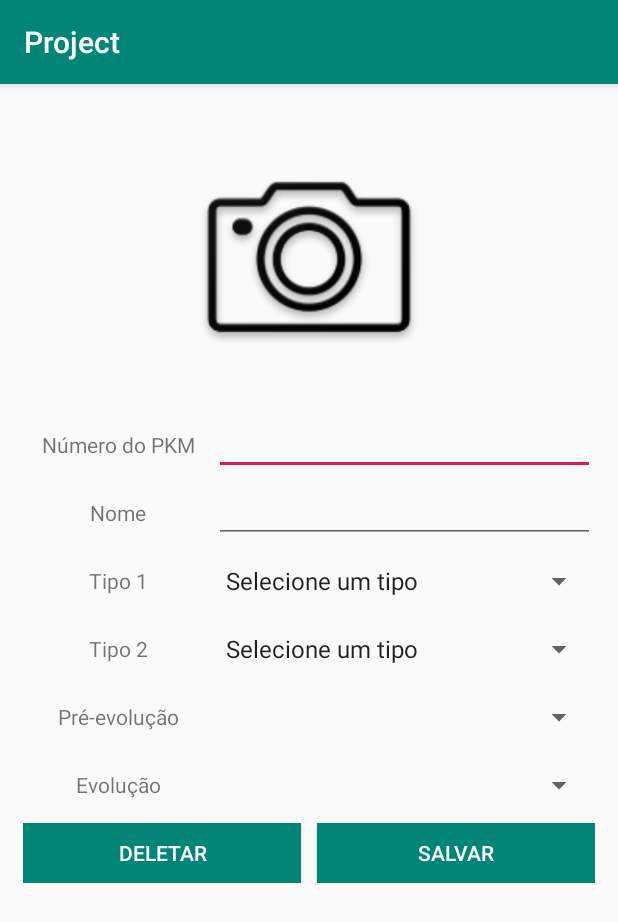
After one commit to GabrielPerico/PrejetoAndroidStudio, an Android app: the CadastroPokemon screen opened directly, with no data from a screen before it, on a phone screen of 412 x 824 dp. The commit adds this screen. Shown: the top 922 px of the screen. Run offline under Robolectric (Android 15) with nearby library versions, the phone set to English and light mode, and no system bars; Roboto replaces fonts that are not available here.

```diff
--- a/app/src/main/AndroidManifest.xml
+++ b/app/src/main/AndroidManifest.xml
@@ -3,6 +3,9 @@
     package="com.edu.senac.projetinho">
 
     <uses-permission android:name="android.permission.CAMERA" />
+    <uses-permission android:name="android.permission.READ_EXTERNAL_STORAGE" />
+    <uses-permission android:name="android.permission.WRITE_EXTERNAL_STORAGE" />
+
 
     <uses-feature
         android:name="android.hardware.camera2.any"
@@ -18,7 +21,8 @@
         android:roundIcon="@mipmap/ic_launcher_round"
         android:supportsRtl="true"
         android:theme="@style/AppTheme">
-        <activity android:name=".ui.CadastroProduto"></activity>
+        <activity android:name=".ui.CadastroPokemon"></activity>
+        <activity android:name=".ui.CadastroProduto" />
         <activity
             android:name=".ui.ListaDeProdutos"
             android:label="@string/title_activity_lista_de_produtos"
--- a/app/src/main/java/com/edu/senac/projetinho/ui/Principal.java
+++ b/app/src/main/java/com/edu/senac/projetinho/ui/Principal.java
@@ -50,4 +50,9 @@
         Intent i = new Intent(this, ListaDeProdutos.class);
         startActivity(i);
     }
+
+    public void irParaPokedex(View v){
+        Intent i = new Intent(this,CadastroPokemon.class);
+        startActivity(i);
+    }
 }
--- /dev/null
+++ b/app/src/main/res/layout/activity_cadastro_pokemon.xml
@@ -0,0 +1,167 @@
+<?xml version="1.0" encoding="utf-8"?>
+<ScrollView xmlns:android="http://schemas.android.com/apk/res/android"
+    xmlns:app="http://schemas.android.com/apk/res-auto"
+    xmlns:tools="http://schemas.android.com/tools"
+    android:layout_width="match_parent"
+    android:layout_margin="15dp"
+    android:layout_height="match_parent"
+    tools:context=".ui.CadastroPokemon">
+
+    <LinearLayout
+        android:layout_width="match_parent"
+        android:layout_height="match_parent"
+        android:orientation="vertical">
+
+        <ImageView
+            android:id="@+id/imgPkm"
+            android:layout_width="match_parent"
+            android:layout_marginBottom="5dp"
+            android:layout_height="200dp"
+            android:onClick="pegarImagem"
+            app:srcCompat="@drawable/download"
+            tools:srcCompat="@drawable/download" />
+
+        <LinearLayout
+            android:layout_width="match_parent"
+            android:layout_height="40dp"
+            android:layout_marginBottom="5dp"
+            android:orientation="horizontal">
+            <TextView
+                android:layout_width="match_parent"
+                android:layout_height="match_parent"
+                android:layout_weight="2"
+                android:gravity="center"
+                android:text="Número do PKM" />
+
+            <EditText
+                android:id="@+id/numeroPKM"
+                android:layout_width="match_parent"
+                android:layout_height="match_parent"
+                android:layout_weight="1"
+                android:gravity="center_horizontal"
+                android:ems="10"
+                android:inputType="number"/>
+        </LinearLayout>
+        <LinearLayout
+            android:layout_width="match_parent"
+            android:layout_height="40dp"
+            android:layout_marginBottom="5dp"
+            android:orientation="horizontal">
+            <TextView
+                android:layout_width="match_parent"
+                android:layout_height="match_parent"
+                android:layout_weight="2"
+                android:gravity="center"
+                android:text="Nome" />
+
+            <EditText
+                android:id="@+id/nomePKM"
+                android:layout_width="match_parent"
+                android:layout_height="match_parent"
+                android:layout_weight="1"
+                android:gravity="center_horizontal"
+                android:ems="10"
+                android:inputType="textPersonName"/>
+        </LinearLayout>
+        <LinearLayout
+            android:layout_width="match_parent"
+            android:layout_height="40dp"
+            android:layout_marginBottom="5dp"
+            android:orientation="horizontal">
+            <TextView
+                android:layout_width="match_parent"
+                android:layout_height="match_parent"
+                android:layout_weight="2"
+                android:gravity="center"
+                android:text="Tipo 1" />
+
+            <Spinner
+                android:id="@+id/tipo1"
+                android:layout_width="match_parent"
+                android:layout_height="match_parent"
+                android:entries="@array/tipoPkm"
+                android:layout_weight="1" />
+
+        </LinearLayout>
+        <LinearLayout
+            android:layout_width="match_parent"
+            android:layout_height="40dp"
+            android:layout_marginBottom="5dp"
+            android:orientation="horizontal">
+            <TextView
+                android:layout_width="match_parent"
+                android:layout_height="match_parent"
+                android:layout_weight="2"
+                android:gravity="center"
+                android:text="Tipo 2" />
+            <Spinner
+                android:id="@+id/tipo2"
+                android:layout_width="match_parent"
+                android:layout_height="match_parent"
+                android:entries="@array/tipoPkm"
+                android:layout_weight="1" />
+
+        </LinearLayout>
+        <LinearLayout
+            android:layout_width="match_parent"
+            android:layout_height="40dp"
+            android:layout_marginBottom="5dp"
+            android:orientation="horizontal">
+            <TextView
+                android:layout_width="match_parent"
+                android:layout_height="match_parent"
+                android:layout_weight="2"
+                android:gravity="center"
+                android:text="Pré-evolução" />
+            <Spinner
+                android:id="@+id/preEvo"
+                android:layout_width="match_parent"
+                android:layout_height="match_parent"
+                android:layout_weight="1" />
+
+        </LinearLayout>
+        <LinearLayout
+            android:layout_width="match_parent"
+            android:layout_height="40dp"
+            android:layout_marginBottom="5dp"
+            android:orientation="horizontal">
+            <TextView
+                android:layout_width="match_parent"
+                android:layout_height="match_parent"
+                android:layout_weight="2"
+                android:gravity="center"
+                android:text="Evolução" />
+            <Spinner
+                android:id="@+id/evo"
+                android:layout_width="match_parent"
+                android:layout_height="match_parent"
+                android:layout_weight="1" />
+
+        </LinearLayout>
+
+        <LinearLayout
+            android:layout_width="match_parent"
+            android:layout_height="40dp"
+            android:orientation="horizontal">
+
+            <Button
+                android:layout_width="match_parent"
+                android:layout_height="match_parent"
+                android:layout_weight="1"
+                android:background="#008577"
+                android:layout_marginRight="5dp"
+                android:textColor="#ffffff"
+                android:text="Deletar" />
+
+            <Button
+                android:layout_width="match_parent"
+                android:layout_height="match_parent"
+                android:layout_weight="1"
+                android:background="#008577"
+                android:onClick="salvarPkm"
+                android:layout_marginLeft="5dp"
+                android:textColor="#ffffff"
+                android:text="Salvar" />
+        </LinearLayout>
+    </LinearLayout>
+</ScrollView>
--- a/app/src/main/res/layout/activity_produto.xml
+++ b/app/src/main/res/layout/activity_produto.xml
@@ -108,8 +108,8 @@
                 android:layout_marginRight="5dp"
                 android:onClick="deletar"
                 android:layout_weight="1"
+                android:text="@string/dl"
                 android:background="#008577"
-                android:text="@string/dl"
                 android:textColor="#ffffff" />
 
             <Button
--- a/app/src/main/res/values/strings.xml
+++ b/app/src/main/res/values/strings.xml
@@ -17,14 +17,35 @@
     <string name="cnvrt">Convert</string>
     <string name="list">List</string>
     <string-array name="spn_produto">
+        <item>NOT PURCHASED</item>
         <item>PURCHASED</item>
-        <item>NOT PURCHASED</item>
     </string-array>
     <string-array name="tipo">
         <item>KB</item>
         <item>MB</item>
         <item>GB</item>
         <item>TB</item>
+    </string-array>
+    <string-array name="tipoPkm">
+        <item>Selecione um tipo</item>
+        <item>Inseto</item>
+        <item>Dragão</item>
+        <item>Fada</item>
+        <item>Fogo</item>
+        <item>Fantasma</item>
+        <item>Terra</item>
+        <item>Normal</item>
+        <item>Psiquico</item>
+        <item>Metal</item>
+        <item>Escuridão</item>
+        <item>Eletrico</item>
+        <item>Lutador</item>
+        <item>Voador</item>
+        <item>Grama</item>
+        <item>Gelo</item>
+        <item>Veneno</item>
+        <item>Pedra</item>
+        <item>Água</item>
     </string-array>
     <string name="title_activity_sobre">About</string>
     <string name="sb">About</string>
```
Also changed, not shown: app/src/main/java/com/edu/senac/projetinho/helper/AdapterList.java (+7 -3 lines), app/src/main/java/com/edu/senac/projetinho/helper/DatabaseHelper.java (+28 -0 lines), app/src/main/java/com/edu/senac/projetinho/model/Pokedex.java (added, +88 -0 lines), app/src/main/java/com/edu/senac/projetinho/ui/CadastroPokemon.java (added, +162 -0 lines), app/src/main/java/com/edu/senac/projetinho/ui/CadastroProduto.java (+35 -11 lines), app/src/main/java/com/edu/senac/projetinho/ui/ListaDeProdutos.java (+15 -3 lines), app/src/main/res/layout/activity_principal.xml (+13 -0 lines), app/src/main/res/layout/produto_item.xml (+6 -5 lines), 1 other file.
